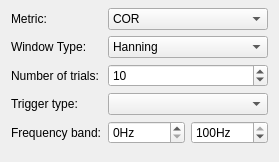
mne-tools/mne-cpp, file libraries/disp/viewers/formfiles/connectivitysettingsview.ui: the form before one commit.
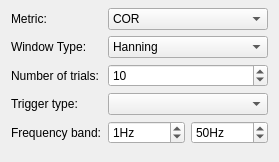
The form after the commit.

Commit message: [SC-169] Change default values

Diff of the .ui file:
```diff
--- a/libraries/disp/viewers/formfiles/connectivitysettingsview.ui
+++ b/libraries/disp/viewers/formfiles/connectivitysettingsview.ui
@@ -164,6 +164,9 @@
          <property name="suffix">
           <string>Hz</string>
          </property>
+         <property name="value">
+          <number>1</number>
+         </property>
         </widget>
        </item>
        <item row="0" column="1">
@@ -172,10 +175,10 @@
           <string>Hz</string>
          </property>
          <property name="maximum">
-          <number>100</number>
+          <number>5000</number>
          </property>
          <property name="value">
-          <number>100</number>
+          <number>50</number>
          </property>
         </widget>
        </item>
```
The commit also changes 1 other file.
